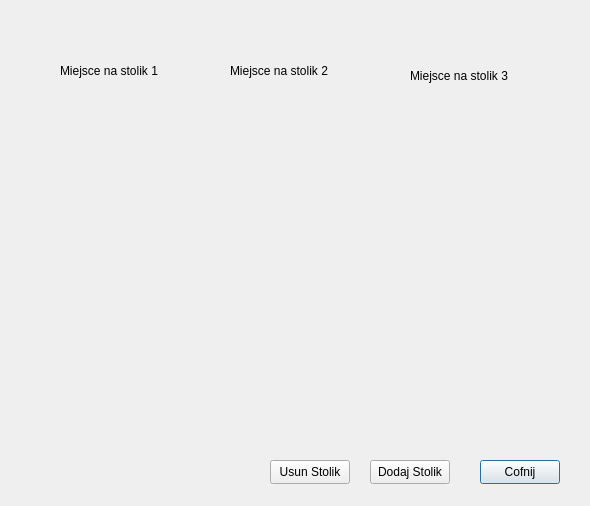
First picture: the form in stolik.ui, repository damdorsz/ProjektPK, before the edit.
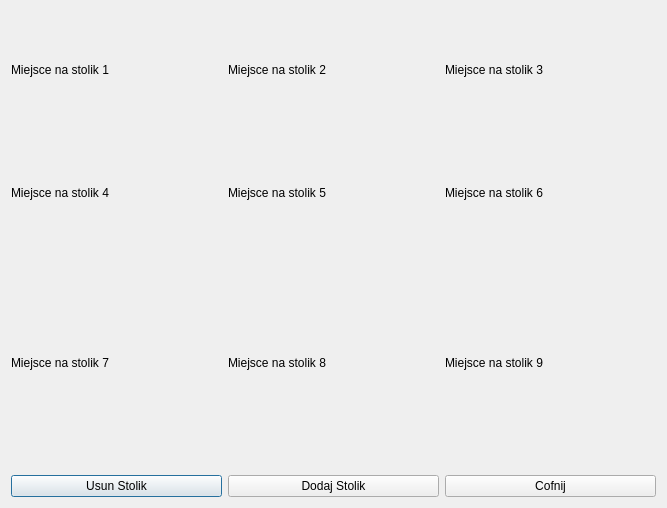
Second picture: the form after the edit.

```diff
--- a/stolik.ui
+++ b/stolik.ui
@@ -6,91 +6,111 @@
    <rect>
     <x>0</x>
     <y>0</y>
-    <width>590</width>
-    <height>506</height>
+    <width>667</width>
+    <height>508</height>
    </rect>
   </property>
   <property name="windowTitle">
    <string>Dialog</string>
   </property>
-  <widget class="QPushButton" name="pushButton_cofnij">
-   <property name="geometry">
-    <rect>
-     <x>480</x>
-     <y>460</y>
-     <width>80</width>
-     <height>24</height>
-    </rect>
-   </property>
-   <property name="text">
-    <string>Cofnij</string>
-   </property>
-  </widget>
-  <widget class="QPushButton" name="pushButton_dodajStolik">
-   <property name="geometry">
-    <rect>
-     <x>370</x>
-     <y>460</y>
-     <width>80</width>
-     <height>24</height>
-    </rect>
-   </property>
-   <property name="text">
-    <string>Dodaj Stolik</string>
-   </property>
-  </widget>
-  <widget class="QLabel" name="label_stolik1">
-   <property name="geometry">
-    <rect>
-     <x>60</x>
-     <y>30</y>
-     <width>101</width>
-     <height>81</height>
-    </rect>
-   </property>
-   <property name="text">
-    <string>Miejsce na stolik 1</string>
-   </property>
-  </widget>
-  <widget class="QLabel" name="label_stolik2">
-   <property name="geometry">
-    <rect>
-     <x>230</x>
-     <y>30</y>
-     <width>111</width>
-     <height>81</height>
-    </rect>
-   </property>
-   <property name="text">
-    <string>Miejsce na stolik 2</string>
-   </property>
-  </widget>
-  <widget class="QLabel" name="label_stolik3">
-   <property name="geometry">
-    <rect>
-     <x>410</x>
-     <y>40</y>
-     <width>121</width>
-     <height>71</height>
-    </rect>
-   </property>
-   <property name="text">
-    <string>Miejsce na stolik 3</string>
-   </property>
-  </widget>
-  <widget class="QPushButton" name="pushButton_usunStolik">
-   <property name="geometry">
-    <rect>
-     <x>270</x>
-     <y>460</y>
-     <width>80</width>
-     <height>24</height>
-    </rect>
-   </property>
-   <property name="text">
-    <string>Usun Stolik</string>
-   </property>
-  </widget>
+  <layout class="QGridLayout" name="gridLayout_3">
+   <item row="0" column="0">
+    <layout class="QVBoxLayout" name="verticalLayout">
+     <item>
+      <layout class="QGridLayout" name="gridLayout_2">
+       <item row="0" column="2">
+        <widget class="QLabel" name="label_miejsce3">
+         <property name="text">
+          <string>Miejsce na stolik 3</string>
+         </property>
+        </widget>
+       </item>
+       <item row="0" column="1">
+        <widget class="QLabel" name="label_miejsce2">
+         <property name="text">
+          <string>Miejsce na stolik 2</string>
+         </property>
+        </widget>
+       </item>
+       <item row="0" column="0">
+        <widget class="QLabel" name="label_miejsce1">
+         <property name="text">
+          <string>Miejsce na stolik 1</string>
+         </property>
+        </widget>
+       </item>
+       <item row="1" column="0">
+        <widget class="QLabel" name="label_miejsce4">
+         <property name="text">
+          <string>Miejsce na stolik 4</string>
+         </property>
+        </widget>
+       </item>
+       <item row="1" column="2">
+        <widget class="QLabel" name="label_miejsce6">
+         <property name="text">
+          <string>Miejsce na stolik 6</string>
+         </property>
+        </widget>
+       </item>
+       <item row="1" column="1">
+        <widget class="QLabel" name="label_miejsce5">
+         <property name="text">
+          <string>Miejsce na stolik 5</string>
+         </property>
+        </widget>
+       </item>
+      </layout>
+     </item>
+     <item>
+      <layout class="QGridLayout" name="gridLayout">
+       <item row="0" column="0">
+        <widget class="QLabel" name="label_miejsce7">
+         <property name="text">
+          <string>Miejsce na stolik 7</string>
+         </property>
+        </widget>
+       </item>
+       <item row="0" column="1">
+        <widget class="QLabel" name="label_miejsce8">
+         <property name="text">
+          <string>Miejsce na stolik 8</string>
+         </property>
+        </widget>
+       </item>
+       <item row="0" column="2">
+        <widget class="QLabel" name="label_miejsce9">
+         <property name="text">
+          <string>Miejsce na stolik 9</string>
+         </property>
+        </widget>
+       </item>
+       <item row="1" column="0">
+        <widget class="QPushButton" name="pushButton_usunStolik">
+         <property name="text">
+          <string>Usun Stolik</string>
+         </property>
+        </widget>
+       </item>
+       <item row="1" column="1">
+        <widget class="QPushButton" name="pushButton_dodajStolik">
+         <property name="text">
+          <string>Dodaj Stolik</string>
+         </property>
+        </widget>
+       </item>
+       <item row="1" column="2">
+        <widget class="QPushButton" name="pushButton_cofnij">
+         <property name="text">
+          <string>Cofnij</string>
+         </property>
+        </widget>
+       </item>
+      </layout>
+     </item>
+    </layout>
+   </item>
+  </layout>
  </widget>
  <resources/>
  <connections/>
```
